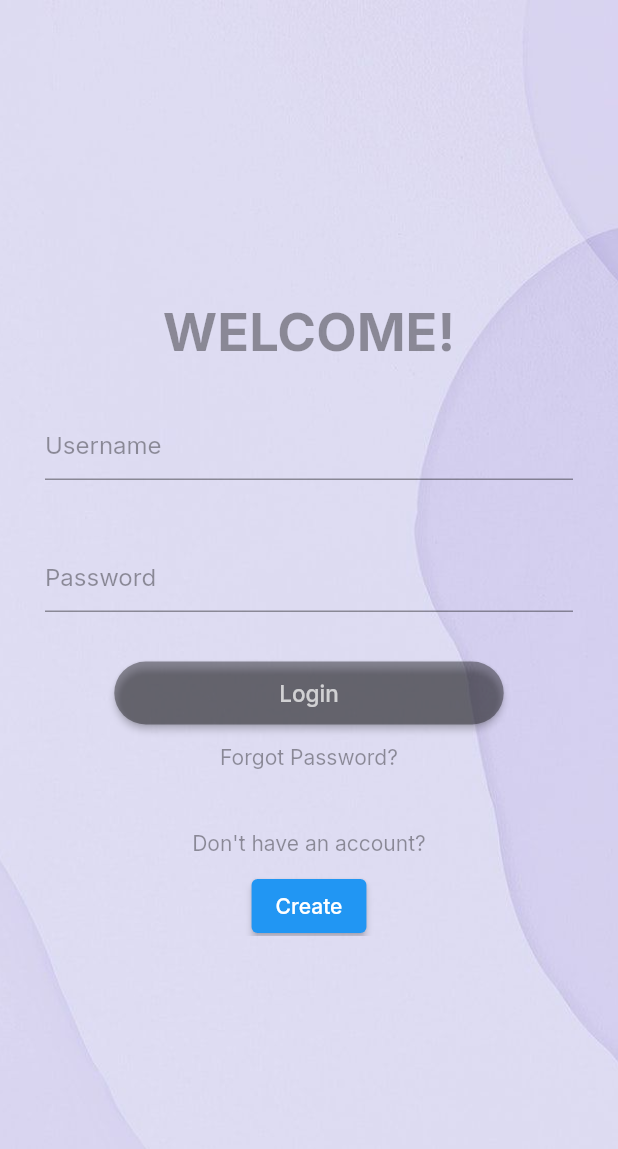
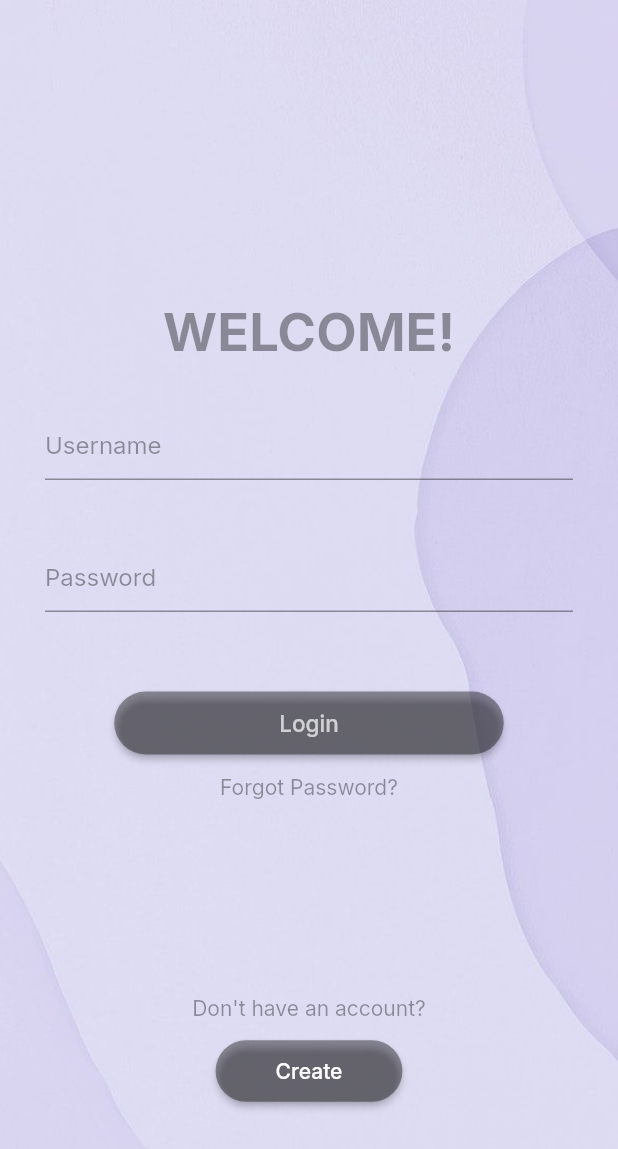
Before and after one commit to shrush235/blockchain, a Flutter app: the screen it shows after launch, on a phone screen of 412 x 824 dp. Shown: the top 1149 px of the screen. Run offline on Flutter 3.47's test engine with Material 2 defaults, Android fonts, the phone set to English and light mode, and no system bars; our stand-ins replace get, google_fonts.

Commit message:
Initial Cmmit

```diff
--- a/lib/homescreen.dart
+++ b/lib/homescreen.dart
@@ -19,9 +19,9 @@ class _HomepageState extends State<Homepage> {
         image: DecorationImage(
             image: AssetImage("asset/image/bg_app.jpg"), fit: BoxFit.cover),
       ),
-      child: Padding(
-        padding: EdgeInsets.symmetric(vertical: 200),
-        child: SingleChildScrollView(
+      child: SingleChildScrollView(
+        child: Padding(
+          padding: EdgeInsets.symmetric(vertical: 200),
           child: Column(
             children: [
               Text(
@@ -62,7 +62,7 @@ class _HomepageState extends State<Homepage> {
                 ),
               ),
               SizedBox(
-                height: 30,
+                height: 50,
               ),
               ElevatedButton(
                 onPressed: () {},
@@ -88,7 +88,7 @@ class _HomepageState extends State<Homepage> {
                 style: GoogleFonts.inter(color: Colors.black38),
               ),
               SizedBox(
-                height: 40,
+                height: 130,
               ),
               Text(
                 "Don't have an account?",
@@ -99,6 +99,12 @@ class _HomepageState extends State<Homepage> {
               ),
               ElevatedButton(
                   onPressed: () {},
+                  style: ElevatedButton.styleFrom(
+                      shape: RoundedRectangleBorder(
+                          borderRadius: BorderRadius.circular(100)),
+                      padding:
+                          EdgeInsets.symmetric(horizontal: 40, vertical: 12),
+                      backgroundColor: Colors.black38),
                   child: Text(
                     "Create",
                     style: GoogleFonts.inter(),
```
Also changed, not shown: lib/screen2.dart (added, +15 -0 lines).
